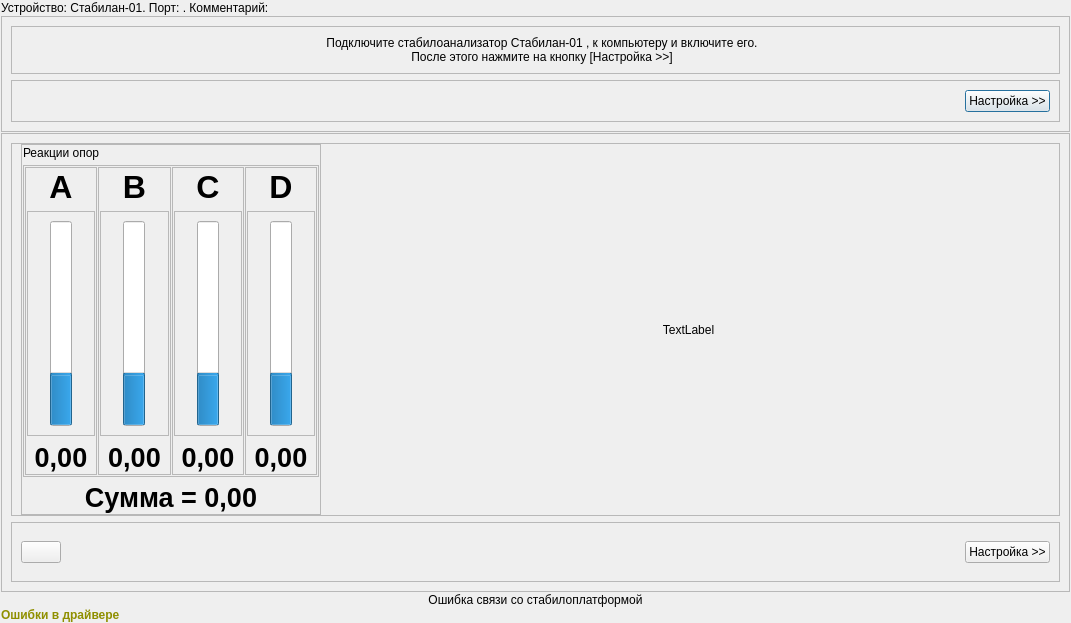
Before: the Qt Designer form drivers/devices/stabilan/initialsetupstabilandialog.ui in grigp/a-analyser, drawn with Qt 5.
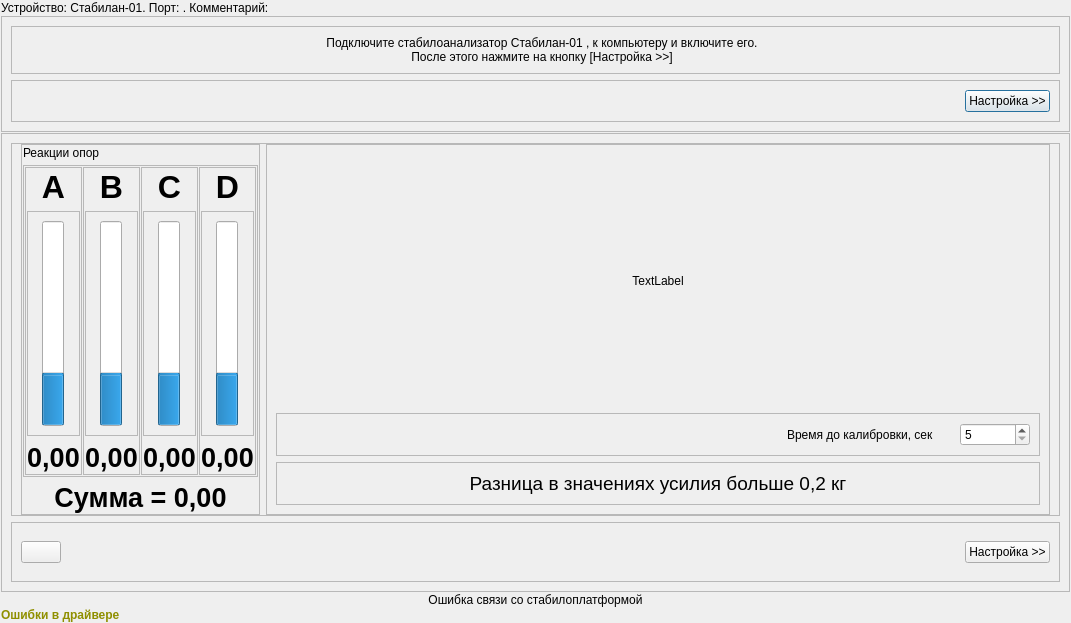
After: the same form once the commit is applied. Icons and pictures are not drawn.

```diff
--- a/drivers/devices/stabilan/initialsetupstabilandialog.ui
+++ b/drivers/devices/stabilan/initialsetupstabilandialog.ui
@@ -665,13 +665,128 @@
           </widget>
          </item>
          <item>
-          <widget class="QLabel" name="lblWizardInfo">
-           <property name="text">
-            <string>TextLabel</string>
+          <widget class="QFrame" name="frWizardInfo">
+           <property name="frameShape">
+            <enum>QFrame::StyledPanel</enum>
            </property>
-           <property name="alignment">
-            <set>Qt::AlignCenter</set>
+           <property name="frameShadow">
+            <enum>QFrame::Raised</enum>
            </property>
+           <layout class="QVBoxLayout" name="verticalLayout_4">
+            <item>
+             <widget class="QLabel" name="lblWizardInfo">
+              <property name="text">
+               <string>TextLabel</string>
+              </property>
+              <property name="alignment">
+               <set>Qt::AlignCenter</set>
+              </property>
+             </widget>
+            </item>
+            <item>
+             <widget class="QFrame" name="frWizardTimeBeforeCalibrate">
+              <property name="sizePolicy">
+               <sizepolicy hsizetype="Preferred" vsizetype="Fixed">
+                <horstretch>0</horstretch>
+                <verstretch>0</verstretch>
+               </sizepolicy>
+              </property>
+              <property name="frameShape">
+               <enum>QFrame::StyledPanel</enum>
+              </property>
+              <property name="frameShadow">
+               <enum>QFrame::Raised</enum>
+              </property>
+              <layout class="QHBoxLayout" name="horizontalLayout_10">
+               <item>
+                <spacer name="horizontalSpacer_3">
+                 <property name="orientation">
+                  <enum>Qt::Horizontal</enum>
+                 </property>
+                 <property name="sizeHint" stdset="0">
+                  <size>
+                   <width>40</width>
+                   <height>20</height>
+                  </size>
+                 </property>
+                </spacer>
+               </item>
+               <item>
+                <widget class="QLabel" name="lblTimeBeforeCalibrate">
+                 <property name="text">
+                  <string>Время до калибровки, сек</string>
+                 </property>
+                </widget>
+               </item>
+               <item>
+                <spacer name="horizontalSpacer_4">
+                 <property name="orientation">
+                  <enum>Qt::Horizontal</enum>
+                 </property>
+                 <property name="sizeType">
+                  <enum>QSizePolicy::Fixed</enum>
+                 </property>
+                 <property name="sizeHint" stdset="0">
+                  <size>
+                   <width>20</width>
+                   <height>20</height>
+                  </size>
+                 </property>
+                </spacer>
+               </item>
+               <item>
+                <widget class="QSpinBox" name="edTimeBeforeCalibrate">
+                 <property name="minimumSize">
+                  <size>
+                   <width>70</width>
+                   <height>0</height>
+                  </size>
+                 </property>
+                 <property name="minimum">
+                  <number>5</number>
+                 </property>
+                 <property name="maximum">
+                  <number>30</number>
+                 </property>
+                </widget>
+               </item>
+              </layout>
+             </widget>
+            </item>
+            <item>
+             <widget class="QFrame" name="frSetupSupportResult">
+              <property name="sizePolicy">
+               <sizepolicy hsizetype="Preferred" vsizetype="Fixed">
+                <horstretch>0</horstretch>
+                <verstretch>0</verstretch>
+               </sizepolicy>
+              </property>
+              <property name="frameShape">
+               <enum>QFrame::StyledPanel</enum>
+              </property>
+              <property name="frameShadow">
+               <enum>QFrame::Raised</enum>
+              </property>
+              <layout class="QHBoxLayout" name="horizontalLayout_11">
+               <item>
+                <widget class="QLabel" name="lblSetupSupportResult">
+                 <property name="font">
+                  <font>
+                   <pointsize>14</pointsize>
+                  </font>
+                 </property>
+                 <property name="text">
+                  <string>Разница в значениях усилия больше 0,2 кг</string>
+                 </property>
+                 <property name="alignment">
+                  <set>Qt::AlignCenter</set>
+                 </property>
+                </widget>
+               </item>
+              </layout>
+             </widget>
+            </item>
+           </layout>
           </widget>
          </item>
         </layout>
```
Left out of the diff: 21 changed lines with no effect on the pictures.
